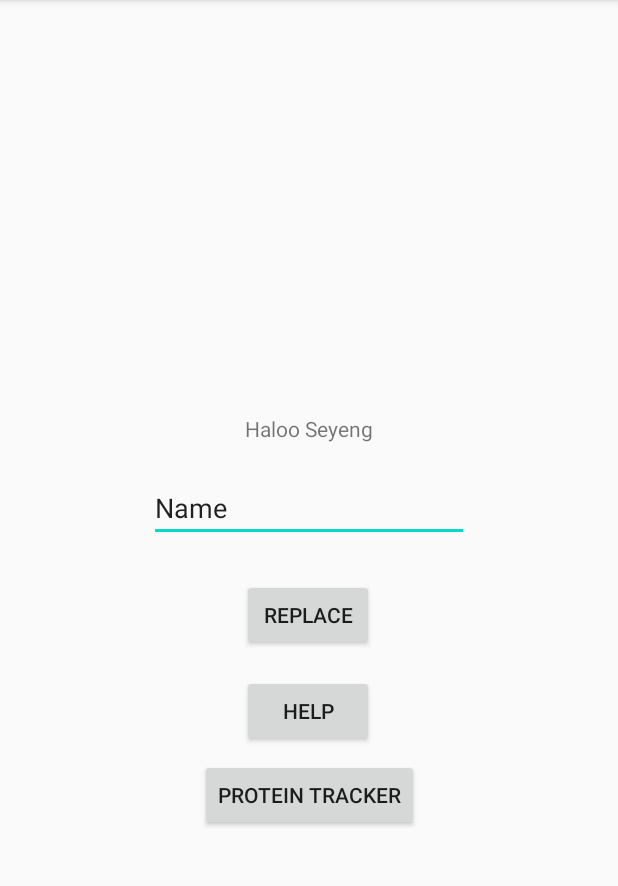
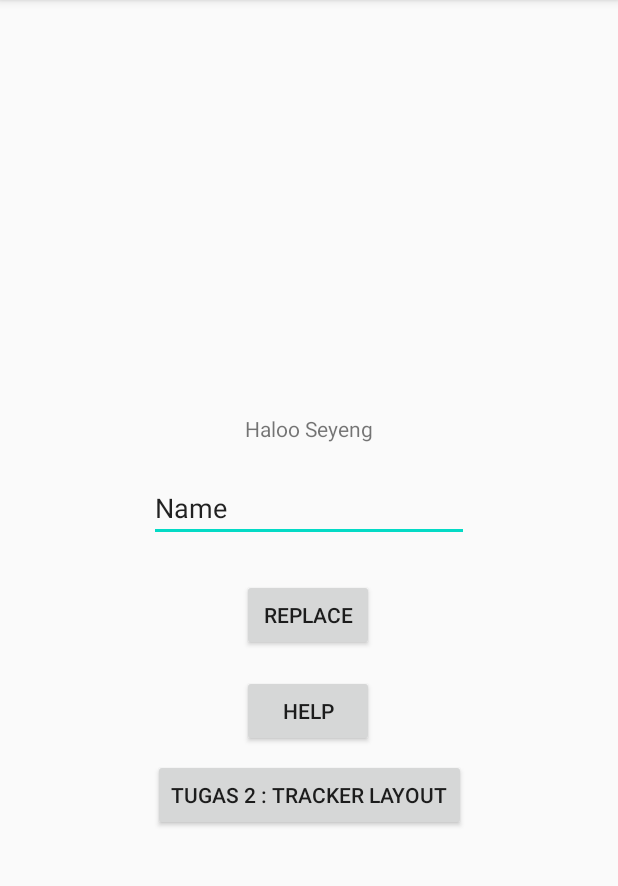
Before and after one commit to whosfeena/Progmob-fina, an Android app: the screen it shows after launch (MainActivity), on a phone screen of 412 x 824 dp, the part 84-970 px from its top. Run offline under Robolectric (Android 15) with nearby library versions, the phone set to English and light mode, and no system bars.

Commit message:
fix banget tugas 2 yang lasttt beneran

```diff
--- a/app/src/main/res/layout/activity_main.xml
+++ b/app/src/main/res/layout/activity_main.xml
@@ -61,7 +61,7 @@
         android:layout_width="wrap_content"
         android:layout_height="wrap_content"
         android:layout_marginTop="8dp"
-        android:text="protein tracker"
+        android:text="Tugas 2 : Tracker Layout"
         app:layout_constraintEnd_toEndOf="parent"
         app:layout_constraintStart_toStartOf="parent"
         app:layout_constraintTop_toBottomOf="@+id/btnHelp" />
```
